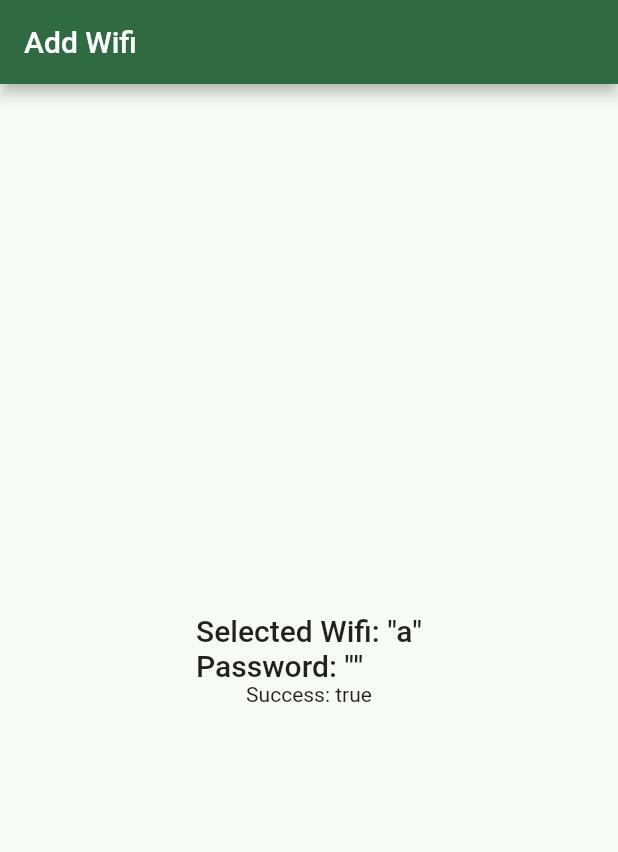
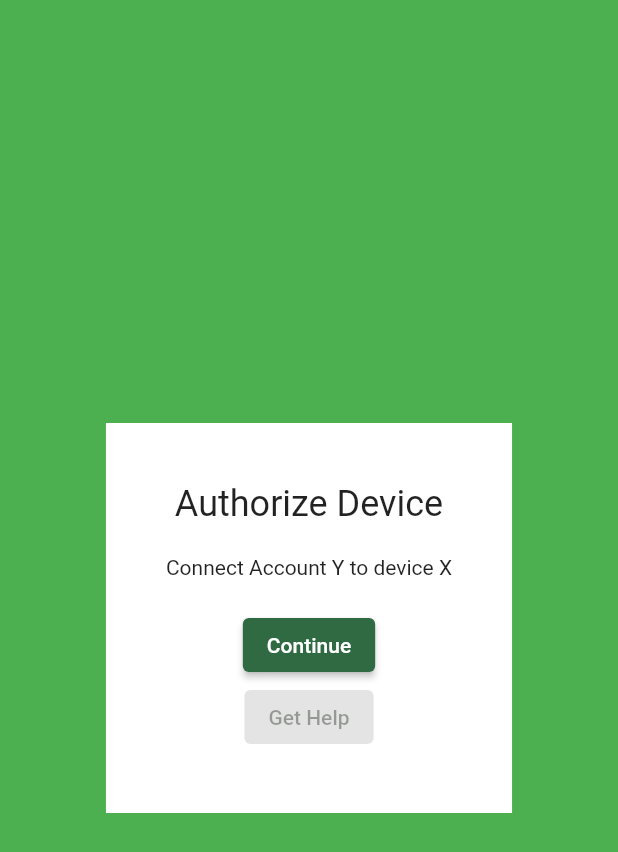
Before and after one commit to bertbeck/flutter_mqtt_riverpod, a Flutter app: the EnterWifi screen opened by its route, after a tap on "Set WiFi!", on a phone screen of 412 x 824 dp. Shown: the top 852 px of the screen. Run offline on Flutter 3.47's test engine with Material 2 defaults, Android fonts, the phone set to English and light mode, and no system bars; our stand-ins replace flutter_hooks, go_router, hooks_riverpod; missing offline and left inert: amplify_auth_cognito, amplify_authenticator, amplify_flutter, aws_iot_api, aws_iot_data_api, wifi_iot.

Commit message:
flesh out up to authorize_device

```diff
--- a/lib/screens/add_wifi.dart
+++ /dev/null
@@ -1,126 +0,0 @@
-import 'package:flutter/material.dart';
-import 'package:flutter_hooks/flutter_hooks.dart';
-import 'package:hooks_riverpod/hooks_riverpod.dart';
-
-import '../api/http_api.dart';
-import 'enter_wifi.dart';
-
-final sendWifiProvider = FutureProvider<bool>((ref) async {
-  final data = await ref.watch(apiSendWifiProvider.future);
-  debugPrint('apiSendWifiProvider: $data');
-  return data; // TODO extract proper value from response
-});
-
-class AddWifi extends HookConsumerWidget {
-  const AddWifi({
-    Key? key,
-  }) : super(key: key);
-
-  @override
-  Widget build(BuildContext context, WidgetRef ref) {
-    return Scaffold(
-      appBar: AppBar(
-        title: const Text('Add Wifi'),
-      ),
-      body: const SafeArea(child: AddWifiScreen()),
-    );
-  }
-}
-
-class AddWifiScreen extends HookConsumerWidget {
-  const AddWifiScreen({
-    Key? key,
-  }) : super(key: key);
-
-  @override
-  Widget build(BuildContext context, WidgetRef ref) {
-    final selectedWifi = ref.watch(selectedWifiProvider);
-    final password = ref.watch(wifiPasswordProvider);
-    final sendWifi = ref.watch(sendWifiProvider);
-    return Center(
-      child: Padding(
-        padding: const EdgeInsets.all(16),
-        child: Column(
-          mainAxisAlignment: MainAxisAlignment.center,
-          children: [
-            Text(
-              'Selected Wifi: "$selectedWifi"\nPassword: "$password"',
-              style: Theme.of(context).textTheme.headline6,
-            ),
-            sendWifi.when(
-              loading: () {
-                return const CircularProgressIndicator();
-              },
-              data: (bool data) {
-                return Text('Success: $data');
-              },
-              error: (Object error, StackTrace? stackTrace) {
-                return Text('Error: $error');
-              },
-            ),
-          ],
-        ),
-      ),
-    );
-  }
-}
-
-class SelectWiFi extends HookConsumerWidget {
-  final List<String> data;
-  const SelectWiFi({
-    required this.data,
-    Key? key,
-  }) : super(key: key);
-
-  @override
-  Widget build(BuildContext context, WidgetRef ref) {
-    final passwordController = useTextEditingController(text: '');
-    final _isObscure = useState(true);
-    final selectedWifiState = ref.watch(selectedWifiProvider.state);
-
-    final items = [
-      for (final item in data) DropdownMenuItem(value: item, child: Text(item))
-    ];
-    return Center(
-      child: Padding(
-        padding: const EdgeInsets.all(16),
-        child: Column(
-          mainAxisAlignment: MainAxisAlignment.center,
-          children: [
-            DropdownButton<String>(
-              value: data.first,
-              items: items,
-              onChanged: (String? value) {
-                selectedWifiState.state = value ?? '';
-              },
-            ),
-            TextField(
-              controller: passwordController,
-              obscureText: _isObscure.value,
-              decoration: InputDecoration(
-                labelText: 'WiFi Password',
-                suffixIcon: IconButton(
-                    icon: Icon(_isObscure.value
-                        ? Icons.visibility
-                        : Icons.visibility_off),
-                    onPressed: () {
-                      _isObscure.value = !_isObscure.value;
-                    }),
-              ),
-            ),
-            ElevatedButton(
-              onPressed: () {
-                debugPrint(
-                    'CONNECTING: ${selectedWifiState.state} ${passwordController.text}');
-                Navigator.pop(
-                  context,
-                );
-              },
-              child: const Text('Set WiFi!'),
-            ),
-          ],
-        ),
-      ),
-    );
-  }
-}
--- /dev/null
+++ b/lib/screens/authorize_device.dart
@@ -0,0 +1,45 @@
+import 'package:flutter/material.dart';
+import 'package:go_router/go_router.dart';
+import 'package:hooks_riverpod/hooks_riverpod.dart';
+
+class AuthorizeDevice extends HookConsumerWidget {
+  const AuthorizeDevice({
+    Key? key,
+  }) : super(key: key);
+
+  @override
+  Widget build(BuildContext context, WidgetRef ref) {
+    return Scaffold(
+      body: Container(
+        color: Colors.green,
+        alignment: Alignment.center,
+        child: SafeArea(
+          child: Center(
+            child: Container(
+              color: Colors.white,
+              padding: const EdgeInsets.all(40),
+              child: Column(
+                mainAxisAlignment: MainAxisAlignment.center,
+                mainAxisSize: MainAxisSize.min,
+                children: [
+                  Text('Authorize Device',
+                      style: Theme.of(context).textTheme.headline5),
+                  const SizedBox(height: 20),
+                  const Text('Connect Account Y to device X'),
+                  const SizedBox(height: 20),
+                  ElevatedButton(
+                      child: const Text('Continue'),
+                      onPressed: () {
+                        // context.goNamed('enter wifi');
+                      }),
+                  const ElevatedButton(
+                      child: Text('Get Help'), onPressed: null),
+                ],
+              ),
+            ),
+          ),
+        ),
+      ),
+    );
+  }
+}
--- a/lib/screens/enter_wifi.dart
+++ b/lib/screens/enter_wifi.dart
@@ -24,11 +24,28 @@ class EnterWifi extends HookConsumerWidget {
   @override
   Widget build(BuildContext context, WidgetRef ref) {
     return Scaffold(
-      appBar: AppBar(
-        title: const Text('Scan Wifi'),
+      body: Container(
+        color: Colors.green,
+        alignment: Alignment.center,
+        child: SafeArea(
+          child: Center(
+            child: Container(
+              color: Colors.white,
+              padding: const EdgeInsets.all(40),
+              child: Column(
+                mainAxisAlignment: MainAxisAlignment.center,
+                mainAxisSize: MainAxisSize.min,
+                children: [
+                  Text('Enter Wifi',
+                      style: Theme.of(context).textTheme.headline5),
+                  const SizedBox(height: 20),
+                  const ScanWifiScreen(),
+                ],
+              ),
+            ),
+          ),
+        ),
       ),
-      body: const SafeArea(child: ScanWifiScreen()),
-      // floatingActionButton: MyFAB(),
     );
   }
 }
@@ -113,9 +130,10 @@ class SelectWiFi extends HookConsumerWidget {
               onPressed: () {
                 selectedWifiState.state = dropdownState.value;
                 passwordState.state = passwordController.text;
-                debugPrint(
-                    'CONNECTING: ${selectedWifiState.state} ${passwordController.text}');
-                context.goNamed('add wifi');
+
+                // todo set wifi here
+
+                context.goNamed('authorize device');
               },
               child: const Text('Set WiFi!'),
             ),
--- a/lib/screens/home.dart
+++ b/lib/screens/home.dart
@@ -1,10 +1,10 @@
 import 'package:flutter/material.dart';
-import 'package:flutter_mqtt_riverpod/screens/add_your_device.dart';
+import 'package:flutter_mqtt_riverpod/screens/authorize_device.dart';
 import 'package:go_router/go_router.dart';
 import 'package:hooks_riverpod/hooks_riverpod.dart';
 
 import '../shared/theme.dart';
-import 'add_wifi.dart';
+import 'add_your_device.dart';
 import 'connect_to_pi.dart';
 import 'enter_wifi.dart';
 
@@ -28,9 +28,9 @@ final _router = GoRouter(
       builder: (context, state) => const EnterWifi(),
     ),
     GoRoute(
-      name: 'add wifi',
-      path: '/addWifi',
-      builder: (context, state) => const AddWifi(),
+      path: '/authorizeDevice',
+      name: 'authorize device',
+      builder: (context, state) => const AuthorizeDevice(),
     ),
   ],
 );
```
